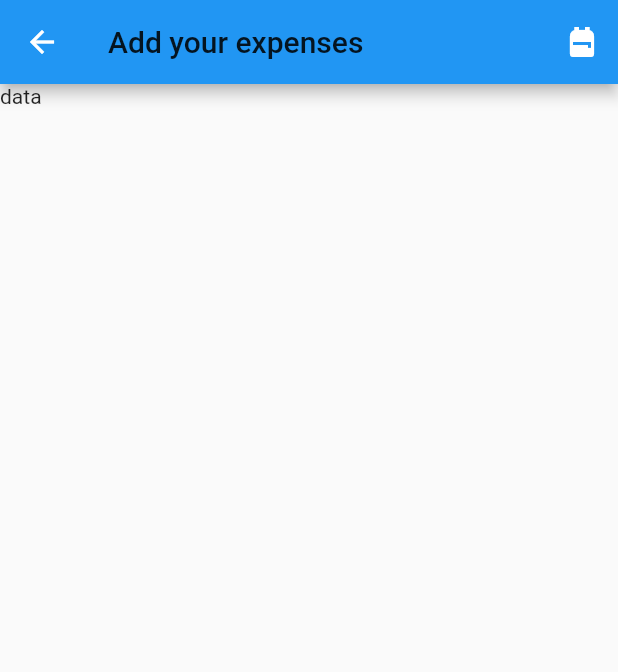
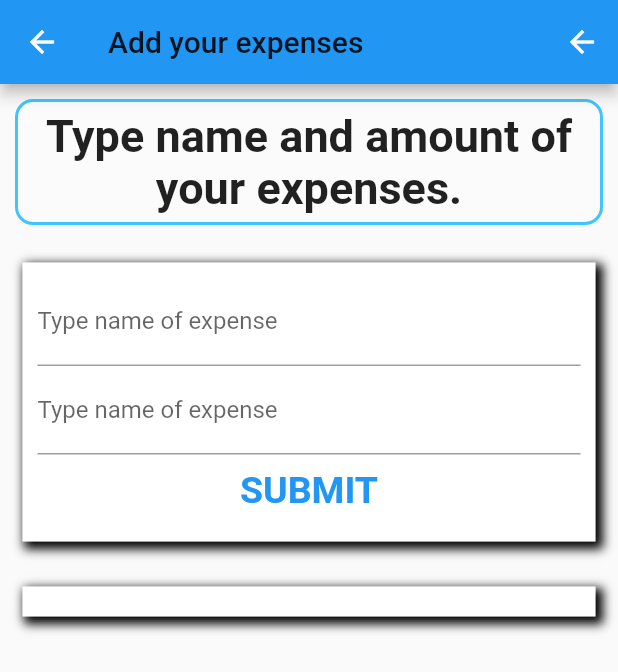
Before and after one commit to sanjibsinha/fluttering_flutter, a Flutter app: the screen it shows after launch, after a tap on the "add" icon, on a phone screen of 412 x 824 dp. Shown: the top 672 px of the screen. Run offline on Flutter 3.47's test engine with Material 2 defaults, Android fonts, the light colour scheme and no system bars.

Commit message:
fifth commit

```diff
--- /dev/null
+++ b/lib/expense_list/controllers/about_expense_widget.dart
@@ -0,0 +1,31 @@
+import 'package:flutter/material.dart';
+
+class AboutExpenseWidget extends StatelessWidget {
+  const AboutExpenseWidget({
+    Key? key,
+  }) : super(key: key);
+
+  @override
+  Widget build(BuildContext context) {
+    return Container(
+      margin: EdgeInsets.all(10),
+      padding: EdgeInsets.all(5),
+      decoration: BoxDecoration(
+        color: Colors.white12,
+        border: Border.all(
+          color: Colors.lightBlueAccent,
+          width: 2,
+        ),
+        borderRadius: BorderRadius.circular(12),
+      ),
+      child: Text(
+        'Type name and amount of your expenses.',
+        style: TextStyle(
+          fontWeight: FontWeight.bold,
+          fontSize: 30,
+        ),
+        textAlign: TextAlign.center,
+      ),
+    );
+  }
+}
--- /dev/null
+++ b/lib/expense_list/models/expense_list.dart
@@ -0,0 +1,11 @@
+class ExpenseList {
+  String id;
+  String name;
+  double amount;
+
+  ExpenseList({
+    required this.id,
+    required this.name,
+    required this.amount,
+  });
+}
--- a/lib/expense_list/views/expense_list_second_apge.dart
+++ b/lib/expense_list/views/expense_list_second_apge.dart
@@ -1,13 +1,10 @@
 import 'package:flutter/material.dart';
 
-class ExpenseListSecondPage extends StatefulWidget {
+import 'second_page_body.dart';
+
+class ExpenseListSecondPage extends StatelessWidget {
   ExpenseListSecondPage({Key? key}) : super(key: key);
 
-  @override
-  _ExpenseListSecondPageState createState() => _ExpenseListSecondPageState();
-}
-
-class _ExpenseListSecondPageState extends State<ExpenseListSecondPage> {
   @override
   Widget build(BuildContext context) {
     return Scaffold(
@@ -18,26 +15,14 @@ class _ExpenseListSecondPageState extends State<ExpenseListSecondPage> {
         ),
         actions: [
           IconButton(
-              onPressed: () {
-                return Navigator.pop(context);
-              },
-              icon: Icon(Icons.backpack)),
+            onPressed: () {
+              return Navigator.pop(context);
+            },
+            icon: Icon(Icons.arrow_back),
+          ),
         ],
       ),
       body: SecondPageBody(),
     );
   }
 }
-
-class SecondPageBody extends StatelessWidget {
-  const SecondPageBody({Key? key}) : super(key: key);
-
-  @override
-  Widget build(BuildContext context) {
-    return ListView(
-      children: [
-        Text('data'),
-      ],
-    );
-  }
-}
--- /dev/null
+++ b/lib/expense_list/views/second_page_body.dart
@@ -0,0 +1,118 @@
+import 'package:flutter/gestures.dart';
+import 'package:flutter/material.dart';
+import '../models/expense_list.dart';
+import '../controllers/about_expense_widget.dart';
+
+class SecondPageBody extends StatefulWidget {
+  const SecondPageBody({Key? key}) : super(key: key);
+
+  @override
+  _SecondPageBodyState createState() => _SecondPageBodyState();
+}
+
+class _SecondPageBodyState extends State<SecondPageBody> {
+  final List<ExpenseList> expense = [];
+  void addExpenses(String name, double amount) {
+    final expenses = ExpenseList(
+      id: DateTime.now().toString(),
+      name: name,
+      amount: amount,
+    );
+    setState(() {
+      expense.add(expenses);
+    });
+  }
+
+  final nameController = TextEditingController();
+  final amountController = TextEditingController();
+
+  @override
+  Widget build(BuildContext context) {
+    return ListView(
+      children: [
+        AboutExpenseWidget(),
+        Container(
+          margin: EdgeInsets.all(15),
+          padding: EdgeInsets.all(5),
+          decoration: BoxDecoration(
+            color: Colors.white,
+            border: Border.all(
+              color: Colors.white38,
+              width: 5,
+            ),
+            boxShadow: [
+              BoxShadow(
+                offset: const Offset(3.0, 3.0),
+                blurRadius: 5.0,
+                spreadRadius: 2.0,
+              ),
+            ],
+          ),
+          child: Column(
+            children: [
+              TextField(
+                controller: nameController,
+                decoration: InputDecoration(
+                  labelText: 'Type name of expense',
+                ),
+              ),
+              TextField(
+                controller: amountController,
+                decoration: InputDecoration(
+                  labelText: 'Type name of expense',
+                ),
+              ),
+              TextButton(
+                onPressed: () {
+                  addExpenses(
+                    nameController.text,
+                    double.parse(amountController.text),
+                  );
+                },
+                child: Text(
+                  'SUBMIT',
+                  style: TextStyle(
+                    fontSize: 25,
+                    fontWeight: FontWeight.bold,
+                  ),
+                ),
+              ),
+            ],
+          ),
+        ),
+        Container(
+          margin: EdgeInsets.all(15),
+          padding: EdgeInsets.all(5),
+          decoration: BoxDecoration(
+            color: Colors.white,
+            border: Border.all(
+              color: Colors.white38,
+              width: 5,
+            ),
+            boxShadow: [
+              BoxShadow(
+                offset: const Offset(3.0, 3.0),
+                blurRadius: 5.0,
+                spreadRadius: 2.0,
+              ),
+            ],
+          ),
+          child: Column(
+            children: expense.map((e) {
+              return Column(
+                children: [
+                  Text(
+                    e.name,
+                  ),
+                  Text(
+                    e.amount.toString(),
+                  ),
+                ],
+              );
+            }).toList(),
+          ),
+        ),
+      ],
+    );
+  }
+}
--- a/lib/main.dart
+++ b/lib/main.dart
@@ -15,6 +15,7 @@ class MyApp extends StatelessWidget {
       theme: ThemeData(
         primarySwatch: Colors.blue,
       ),
+      debugShowCheckedModeBanner: false,
       home: ExpenseListFirstPage(),
     );
   }
```
